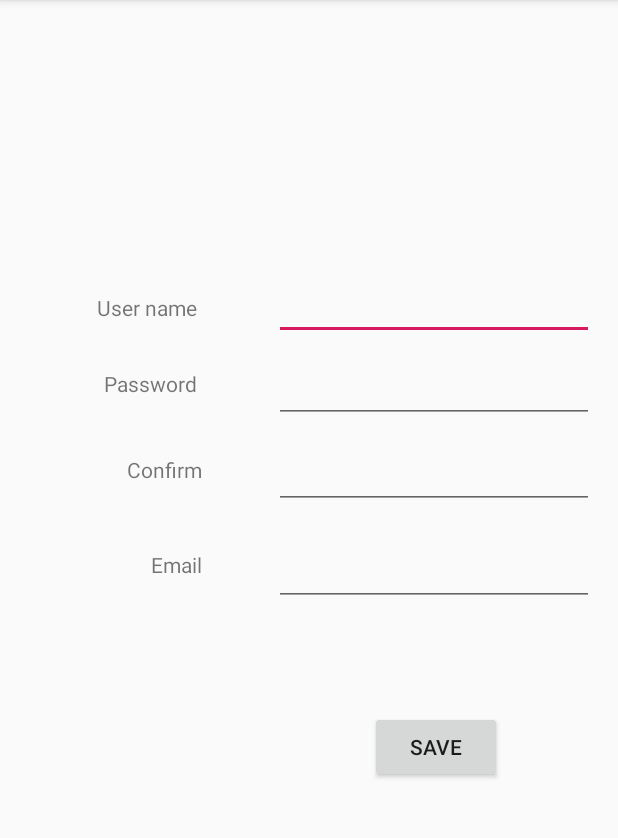
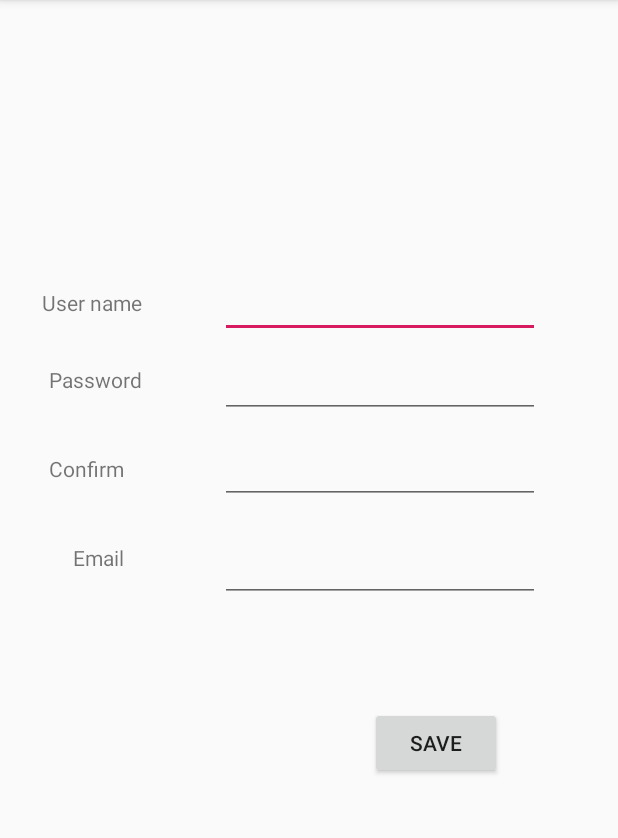
Before and after one commit to Kokkini/SignUpForm, an Android app: the screen it shows after launch (FormActivity), on a phone screen of 412 x 824 dp, the part 84-922 px from its top. Run offline under Robolectric (Android 15) with nearby library versions, the phone set to English and light mode, and no system bars.

Commit message:
center things

```diff
--- a/app/src/main/res/layout/activity_main.xml
+++ b/app/src/main/res/layout/activity_main.xml
@@ -10,45 +10,85 @@
         android:id="@+id/userName"
         android:layout_width="wrap_content"
         android:layout_height="wrap_content"
-        android:layout_marginTop="181dp"
-        android:layout_marginEnd="16dp"
+        android:layout_marginTop="180dp"
+        android:layout_marginEnd="52dp"
         android:ems="10"
         android:inputType="textPersonName"
         app:layout_constraintEnd_toEndOf="parent"
         app:layout_constraintTop_toTopOf="parent" />
 
     <EditText
-        android:id="@+id/passConfirm"
+        android:id="@+id/email"
         android:layout_width="wrap_content"
         android:layout_height="wrap_content"
-        android:layout_marginTop="12dp"
-        android:layout_marginEnd="16dp"
+        android:layout_marginTop="20dp"
+        android:layout_marginEnd="52dp"
         android:ems="10"
-        android:inputType="textPassword"
+        android:inputType="textEmailAddress"
         app:layout_constraintEnd_toEndOf="parent"
-        app:layout_constraintTop_toBottomOf="@+id/pass" />
+        app:layout_constraintTop_toBottomOf="@+id/passConfirm" />
+
+    <TextView
+        android:id="@+id/textView"
+        android:layout_width="wrap_content"
+        android:layout_height="wrap_content"
+        android:layout_marginTop="192dp"
+        android:layout_marginEnd="52dp"
+        android:text="@string/userName"
+        app:layout_constraintEnd_toStartOf="@+id/userName"
+        app:layout_constraintTop_toTopOf="parent" />
+
+    <TextView
+        android:id="@+id/textView3"
+        android:layout_width="wrap_content"
+        android:layout_height="wrap_content"
+        android:layout_marginTop="40dp"
+        android:layout_marginEnd="64dp"
+        android:text="@string/passConfirm"
+        app:layout_constraintEnd_toStartOf="@+id/passConfirm"
+        app:layout_constraintTop_toBottomOf="@+id/textView2" />
+
+    <TextView
+        android:id="@+id/textView5"
+        android:layout_width="wrap_content"
+        android:layout_height="wrap_content"
+        android:layout_marginTop="40dp"
+        android:layout_marginEnd="64dp"
+        android:text="@string/email"
+        app:layout_constraintEnd_toStartOf="@+id/email"
+        app:layout_constraintTop_toBottomOf="@+id/textView3" />
 
     <EditText
         android:id="@+id/pass"
         android:layout_width="wrap_content"
         android:layout_height="wrap_content"
-        android:layout_marginTop="10dp"
-        android:layout_marginEnd="16dp"
+        android:layout_marginTop="8dp"
+        android:layout_marginEnd="52dp"
         android:ems="10"
         android:inputType="textPassword"
         app:layout_constraintEnd_toEndOf="parent"
         app:layout_constraintTop_toBottomOf="@+id/userName" />
 
-    <EditText
-        android:id="@+id/email"
+    <TextView
+        android:id="@+id/textView2"
         android:layout_width="wrap_content"
         android:layout_height="wrap_content"
-        android:layout_marginTop="19dp"
-        android:layout_marginEnd="16dp"
+        android:layout_marginTop="32dp"
+        android:layout_marginEnd="52dp"
+        android:text="@string/password"
+        app:layout_constraintEnd_toStartOf="@+id/pass"
+        app:layout_constraintTop_toBottomOf="@+id/textView" />
+
+    <EditText
+        android:id="@+id/passConfirm"
+        android:layout_width="wrap_content"
+        android:layout_height="wrap_content"
+        android:layout_marginTop="12dp"
+        android:layout_marginEnd="52dp"
         android:ems="10"
-        android:inputType="textEmailAddress"
+        android:inputType="textPassword"
         app:layout_constraintEnd_toEndOf="parent"
-        app:layout_constraintTop_toBottomOf="@+id/passConfirm" />
+        app:layout_constraintTop_toBottomOf="@+id/pass" />
 
     <Button
         android:id="@+id/button"
@@ -60,44 +100,4 @@
         app:layout_constraintEnd_toEndOf="parent"
         app:layout_constraintTop_toBottomOf="@+id/email" />
 
-    <TextView
-        android:id="@+id/textView"
-        android:layout_width="wrap_content"
-        android:layout_height="wrap_content"
-        android:layout_marginTop="195dp"
-        android:layout_marginEnd="51dp"
-        android:text="@string/userName"
-        app:layout_constraintEnd_toStartOf="@+id/userName"
-        app:layout_constraintTop_toTopOf="parent" />
-
-    <TextView
-        android:id="@+id/textView2"
-        android:layout_width="wrap_content"
-        android:layout_height="wrap_content"
-        android:layout_marginTop="31dp"
-        android:layout_marginEnd="51dp"
-        android:text="@string/password"
-        app:layout_constraintEnd_toStartOf="@+id/pass"
-        app:layout_constraintTop_toBottomOf="@+id/textView" />
-
-    <TextView
-        android:id="@+id/textView3"
-        android:layout_width="wrap_content"
-        android:layout_height="wrap_content"
-        android:layout_marginTop="38dp"
-        android:layout_marginEnd="48dp"
-        android:text="@string/passConfirm"
-        app:layout_constraintEnd_toStartOf="@+id/passConfirm"
-        app:layout_constraintTop_toBottomOf="@+id/textView2" />
-
-    <TextView
-        android:id="@+id/textView5"
-        android:layout_width="wrap_content"
-        android:layout_height="wrap_content"
-        android:layout_marginTop="44dp"
-        android:layout_marginEnd="48dp"
-        android:text="@string/email"
-        app:layout_constraintEnd_toStartOf="@+id/email"
-        app:layout_constraintTop_toBottomOf="@+id/textView3" />
-
 </androidx.constraintlayout.widget.ConstraintLayout>
```
